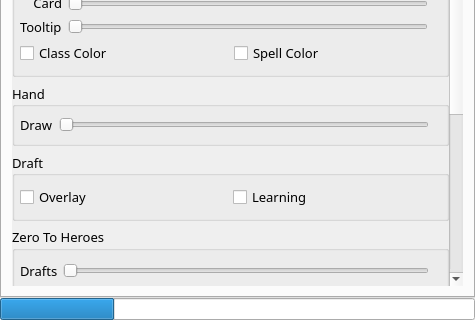
Above: mainwindow.ui from supertriodo/Arena-Tracker before the change; both pictures show x 0 to 475 and y 377 to 697 of the 475 by 697 pixel window. Below: the same form after it.
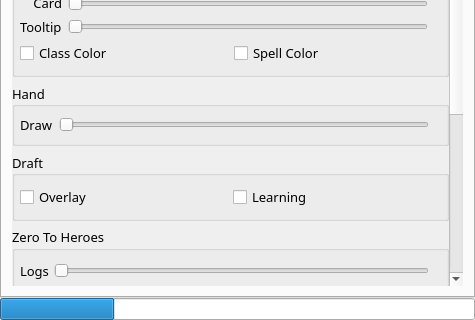
That is the form after the change. The open tabs and pages were chosen to show the change. Icons and pictures are not drawn. Custom widgets are drawn as their Qt base class.

Commit message: Activate games logs

The edit to the form file:
```diff
--- a/mainwindow.ui
+++ b/mainwindow.ui
@@ -1394,7 +1394,7 @@
              <property name="geometry">
               <rect>
                <x>0</x>
-               <y>-15</y>
+               <y>0</y>
                <width>435</width>
                <height>833</height>
               </rect>
@@ -1950,7 +1950,7 @@
 upload to www.zerotoheroes.com</string>
                    </property>
                    <property name="text">
-                    <string>Drafts</string>
+                    <string>Logs</string>
                    </property>
                   </widget>
                  </item>
```
Left out of the diff: 2 changed lines with no effect on the pictures. The commit also changes 1 other file.
